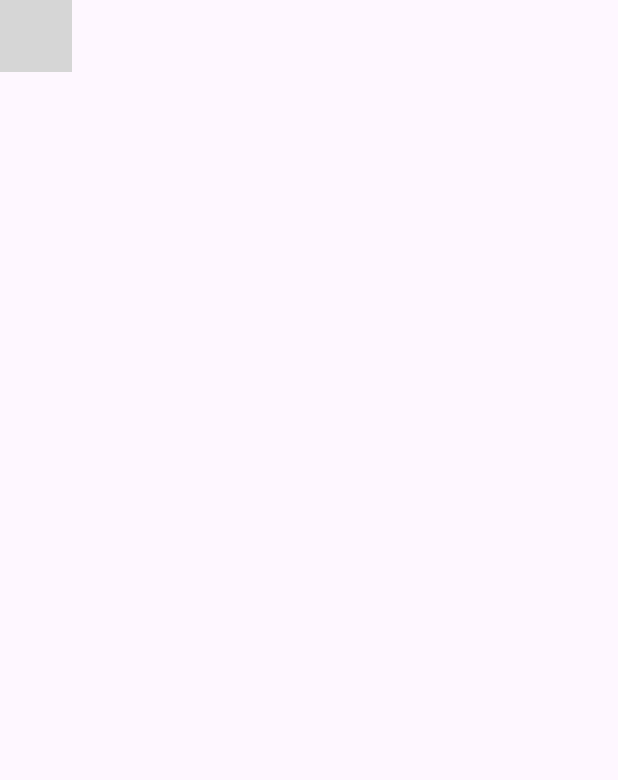
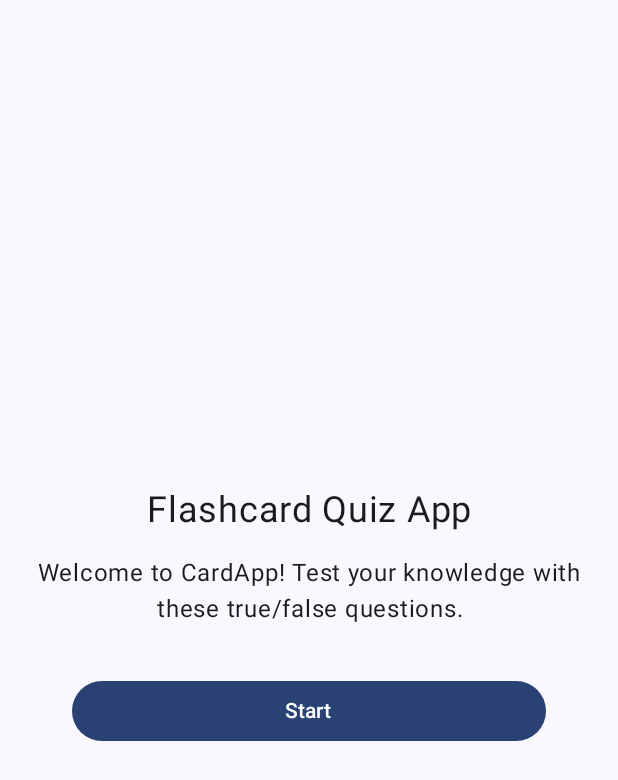
Before and after one commit to MatthewAndroid/CardApp, an Android app built with Jetpack Compose: the composable CardApp shown on its own in the app's theme, on a phone screen of 412 x 824 dp. Shown: the top 780 px of the screen. Run offline under Robolectric (Android 15) with nearby library versions, the phone set to English and light mode, and no system bars; grey boxes are pictures that could not be loaded.

Commit message:
welcome screen and removed theme composable because it wasnt working

```diff
--- a/app/src/main/java/com/example/cardapp/MainActivity.kt
+++ b/app/src/main/java/com/example/cardapp/MainActivity.kt
@@ -7,7 +7,6 @@ import androidx.activity.enableEdgeToEdge
 import androidx.compose.foundation.layout.fillMaxSize
 import androidx.compose.material3.MaterialTheme
 import androidx.compose.material3.Surface
-import androidx.compose.material3.lightColorScheme
 import androidx.compose.runtime.Composable
 import androidx.compose.ui.Modifier
 import androidx.navigation.compose.NavHost
@@ -33,14 +32,6 @@ class MainActivity : ComponentActivity() {
 }
 
 @Composable
-fun CardAppTheme(content: @Composable () -> Unit) {
-    MaterialTheme(
-        colorScheme = lightColorScheme(),
-        content = content
-    )
-}
-
-@Composable
 //Handles navigation between screens
 fun CardApp() {
     val navController = rememberNavController()
--- a/app/src/main/java/com/example/cardapp/WelcomeScreen.kt
+++ b/app/src/main/java/com/example/cardapp/WelcomeScreen.kt
@@ -1,7 +1,49 @@
 package com.example.cardapp
 
+import androidx.compose.foundation.layout.Arrangement
+import androidx.compose.foundation.layout.Column
+import androidx.compose.foundation.layout.fillMaxSize
+import androidx.compose.foundation.layout.fillMaxWidth
+import androidx.compose.foundation.layout.padding
+import androidx.compose.material3.Button
+import androidx.compose.material3.Text
 import androidx.compose.runtime.Composable
+import androidx.compose.ui.Alignment
+import androidx.compose.ui.Modifier
+import androidx.compose.ui.text.style.TextAlign
+import androidx.compose.ui.unit.dp
+import androidx.compose.ui.unit.sp
+import androidx.navigation.NavController
 
 @Composable
-fun WelcomeScreen(){}
-//for now
+fun WelcomeScreen(navController: NavController) {
+    Column(
+        modifier = Modifier
+            .fillMaxSize()
+            .padding(16.dp),
+        horizontalAlignment = Alignment.CenterHorizontally,
+        verticalArrangement = Arrangement.Center
+    ) {
+        Text(
+            text = "Flashcard Quiz App",
+            fontSize = 24.sp,
+            textAlign = TextAlign.Center,
+            modifier = Modifier.padding(bottom = 16.dp)
+        )
+
+        Text(
+            text = "Welcome to CardApp! Test your knowledge with these true/false questions.",
+            textAlign = TextAlign.Center,
+            modifier = Modifier.padding(bottom = 32.dp)
+        )
+
+        Button(
+            onClick = { navController.navigate("question") },
+            modifier = Modifier
+                .fillMaxWidth()
+                .padding(horizontal = 32.dp)
+        ) {
+            Text(text = "Start")
+        }
+    }
+}
```
